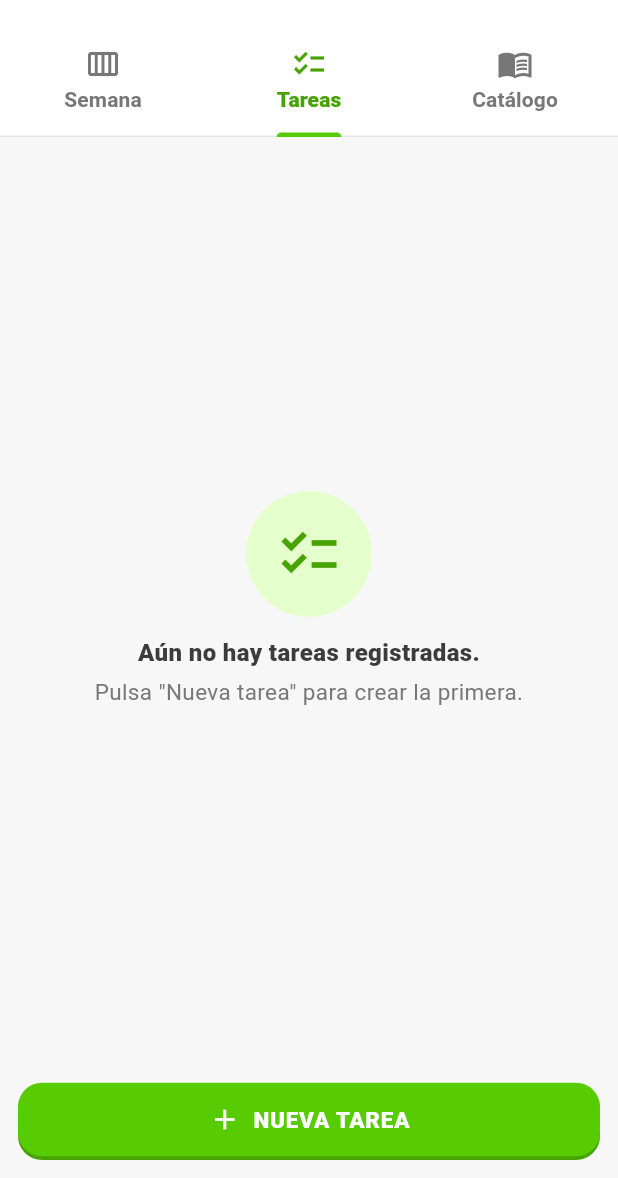
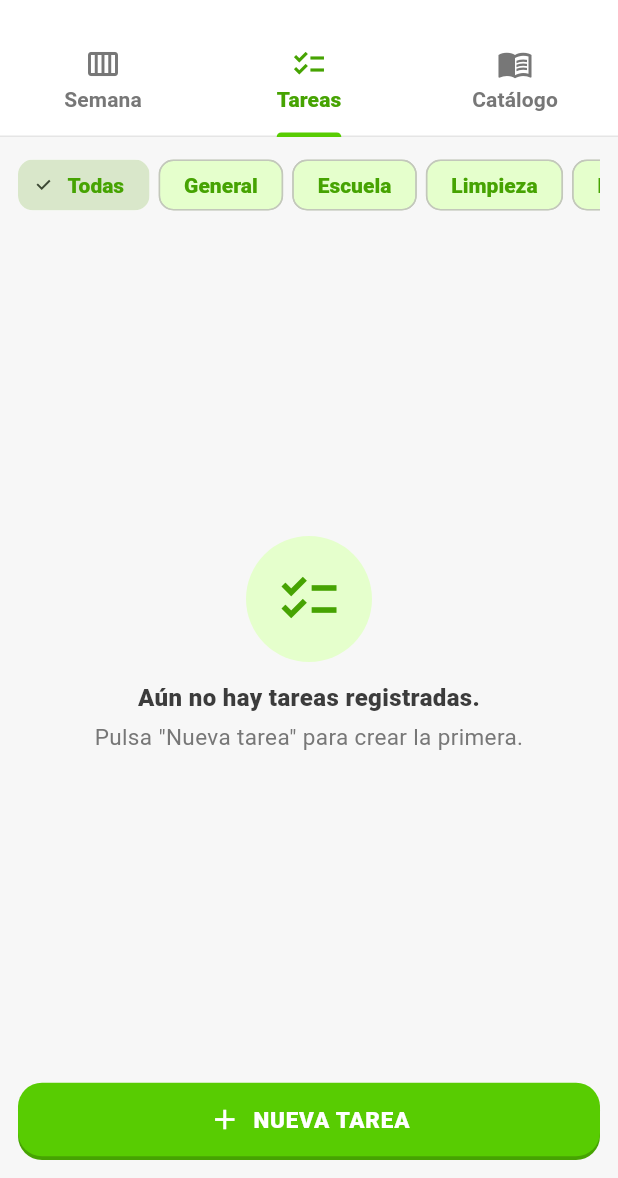
Before and after one commit to Legend-cop/hogarquest, a Flutter app: the _AdminTasksList screen opened directly with empty values, tab 2 chosen, on a phone screen of 412 x 824 dp, the part 58-1236 px from its top. Run offline on Flutter 3.47's test engine with Material 3 defaults, Android fonts, the phone set to English and light mode, and no system bars; our stand-ins replace audioplayers, cached_network_image, file_picker, firebase_core, firebase_messaging, flutter_local_notifications and 4 more; missing offline and left inert: dart:html, file_saver, nearby_connections; accounts and stored records are empty; network calls fail; statements that could not run were skipped.

Commit message:
fix(ui): scroll de ficha mas fluido, filtros visibles sin tareas y felicitacion de cumpleanos

```diff
--- a/lib/screens/tasks_screen.dart
+++ b/lib/screens/tasks_screen.dart
@@ -945,13 +945,10 @@ class _AdminListaTabState extends State<_AdminListaTab> {
     final conDia = activas.where((t) => t.dia.isNotEmpty).toList();
     final sinDia = activas.where((t) => t.dia.isEmpty).toList();
 
-    if (tareas.isEmpty) {
-      return const EmptyState(
-        icon: Icons.checklist,
-        message: 'Aún no hay tareas registradas.',
-        hint: 'Pulsa "Nueva tarea" para crear la primera.',
-      );
-    }
+    final vacio = tareas.isEmpty;
+    final mensajeVacio = _filtroCat == 'Todas'
+        ? 'Aún no hay tareas registradas.'
+        : 'No hay tareas en "$_filtroCat". Prueba otra categoría.';
 
     return Column(
       children: [
@@ -977,8 +974,22 @@ class _AdminListaTabState extends State<_AdminListaTab> {
         Expanded(
           child: RefreshIndicator(
             onRefresh: onRefresh,
-            child: ListView(
-        padding: const EdgeInsets.all(12),
+            child: vacio
+                ? LayoutBuilder(
+                    builder: (context, c) => SingleChildScrollView(
+                      physics: const AlwaysScrollableScrollPhysics(),
+                      child: SizedBox(
+                        height: c.maxHeight,
+                        child: EmptyState(
+                          icon: Icons.checklist,
+                          message: mensajeVacio,
+                          hint: 'Pulsa "Nueva tarea" para crear la primera.',
+                        ),
+                      ),
+                    ),
+                  )
+                : ListView(
+              padding: const EdgeInsets.all(12),
         children: [
           for (final dia in _diasOrden)
             if (conDia.any((t) => t.dia == dia)) ...[
```
Also changed, not shown: lib/models/user.dart (+8 -0 lines), lib/screens/dashboard_screen.dart (+80 -0 lines), lib/screens/usuario_detail_screen.dart (+37 -4 lines).
